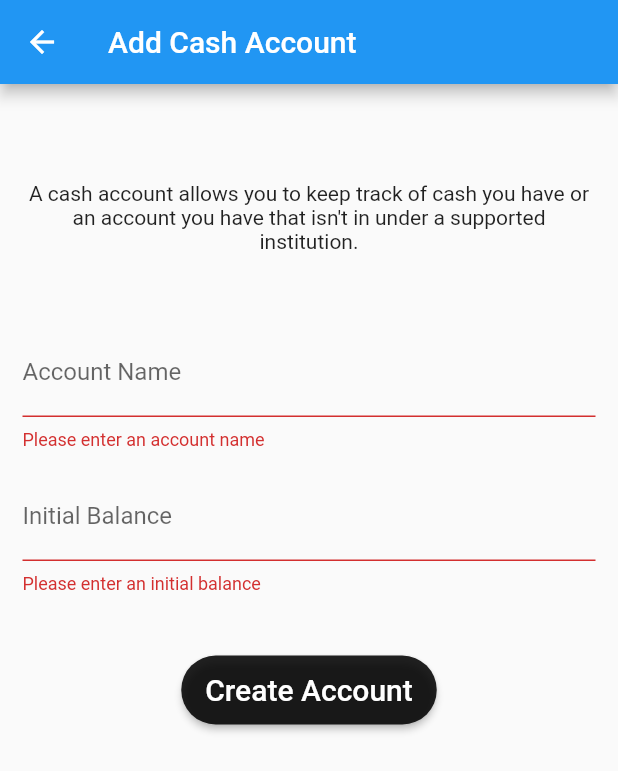
After one commit to BYUCS452F2021/PennyTrax, a Flutter app: the AddCashAccount screen opened directly, after a tap on "Create Account", on a phone screen of 412 x 824 dp. The commit adds this screen. Shown: the top 771 px of the screen. Run offline on Flutter 3.47's test engine with Material 2 defaults, Android fonts, the phone set to English and light mode, and no system bars; network calls fail.

Commit message:
Add add cash account page

```diff
--- a/frontend/lib/view/accounts.dart
+++ b/frontend/lib/view/accounts.dart
@@ -2,6 +2,7 @@ import 'dart:convert';
 
 import 'package:flutter/material.dart';
 import 'package:frontend/network/server_facade.dart';
+import 'package:frontend/view/add_cash_account.dart';
 import 'package:frontend/view/add_institution.dart';
 import 'package:http/http.dart' as http;
 
@@ -75,7 +76,10 @@ class _AccountsState extends State<Accounts> {
         MaterialPageRoute(builder: (context) => const AddInstitution()),
       );
     } else if (selected == ADD_CASH_ACCOUNT_OPTION) {
-      print("Go to add cash account page");
+      Navigator.push(
+        context,
+        MaterialPageRoute(builder: (context) => const AddCashAccount()),
+      );
     }
   }
 
--- /dev/null
+++ b/frontend/lib/view/add_cash_account.dart
@@ -0,0 +1,125 @@
+import 'dart:async';
+
+import 'package:flutter/material.dart';
+import 'package:flutter/services.dart';
+import 'dart:math' as math;
+
+class AddCashAccount extends StatefulWidget {
+  const AddCashAccount({Key? key}) : super(key: key);
+
+  @override
+  _AddCashAccountState createState() => _AddCashAccountState();
+}
+
+class _AddCashAccountState extends State<AddCashAccount> {
+  bool _autovalidate = false;
+  final GlobalKey<FormState> _key = GlobalKey<FormState>();
+
+  @override
+  void initState() {
+    super.initState();
+    //futureLinkResponse = ServerFacade.addInstitution();
+  }
+
+  @override
+  Widget build(BuildContext context) {
+    return Scaffold(
+      appBar: AppBar(
+        title: const Text('Add Cash Account'),
+      ),
+      body: Center(
+        child: Form(
+          key: _key,
+          autovalidate: _autovalidate,
+          child: Padding(
+            padding: const EdgeInsets.all(15),
+            child: Container(
+              alignment: Alignment.center,
+              child: Column(
+                children: <Widget>[
+                  textDescription,
+                  inputAccountName,
+                  inputInitialBalance,
+                  buttonCreateAccount,
+                ],
+              ),
+            ),
+          ),
+        ),
+      ),
+    );
+  }
+
+  Widget get textDescription {
+    return const Padding(
+      padding: EdgeInsets.only(top: 50, bottom: 50),
+      child: Text(
+        "A cash account allows you to keep track of cash you have or an account you have that isn't in under a supported institution.",
+        textAlign: TextAlign.center,
+      ),
+    );
+  }
+
+  Widget get inputAccountName {
+    return Padding(
+      padding: EdgeInsets.only(bottom: 15),
+      child: TextFormField(
+        decoration: InputDecoration(labelText: 'Account Name'),
+        validator: validateAccountName,
+      ),
+    );
+  }
+
+  Widget get inputInitialBalance {
+    return Padding(
+      padding: EdgeInsets.only(bottom: 15),
+      child: TextFormField(
+        decoration: InputDecoration(
+          labelText: 'Initial Balance',
+          prefixText: '\$ ',
+        ),
+        inputFormatters: [
+          WhitelistingTextInputFormatter(RegExp(r"^\d+\.?\d{0,2}"))
+        ],
+        validator: validateInitialBalance,
+      ),
+    );
+  }
+
+  Widget get buttonCreateAccount {
+    return Padding(
+      padding: EdgeInsets.only(top: 25),
+      child: ButtonTheme(
+        height: 46,
+        child: RaisedButton(
+          child: const Text('Create Account',
+              style: TextStyle(color: Colors.white, fontSize: 20)),
+          color: Colors.black87,
+          shape:
+              RoundedRectangleBorder(borderRadius: BorderRadius.circular(50)),
+          onPressed: createAccount,
+        ),
+      ),
+    );
+  }
+
+  String? validateAccountName(String? input) {
+    return input != null && input.trim().isNotEmpty
+        ? null
+        : "Please enter an account name";
+  }
+
+  String? validateInitialBalance(String? input) {
+    return input != null && input.isNotEmpty
+        ? null
+        : "Please enter an initial balance";
+  }
+
+  void createAccount() {
+    setState(() => _autovalidate = true);
+    if (_key.currentState!.validate()) {
+      _key.currentState!.save();
+      print("Creating cash account");
+    }
+  }
+}
```
